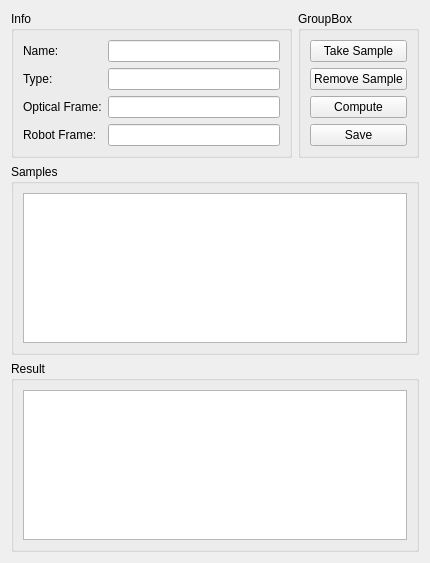
Before: the Qt Designer form rqt_easy_handeye/resource/rqt_handeye.ui in IFL-CAMP/easy_handeye, drawn with Qt 5.
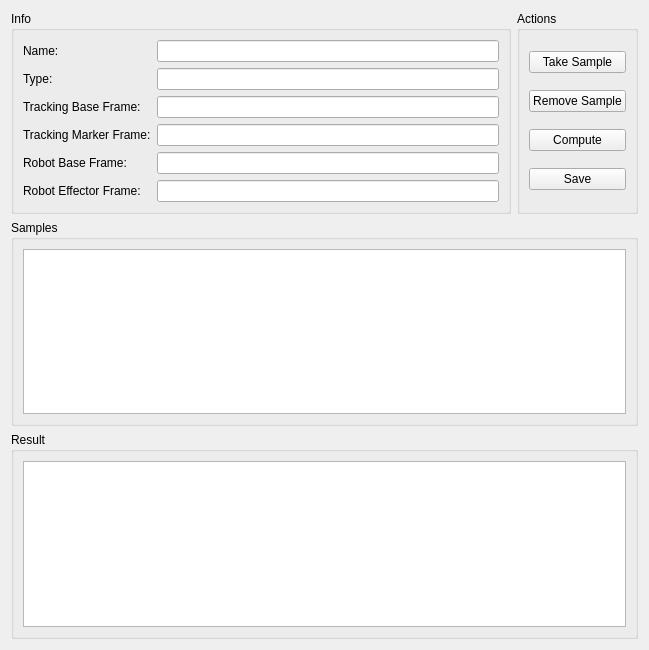
After: the same form once the commit is applied.

Commit message: Renamed reference frames for better coherence

```diff
--- a/rqt_easy_handeye/resource/rqt_handeye.ui
+++ b/rqt_easy_handeye/resource/rqt_handeye.ui
@@ -6,8 +6,8 @@
    <rect>
     <x>0</x>
     <y>0</y>
-    <width>430</width>
-    <height>563</height>
+    <width>649</width>
+    <height>650</height>
    </rect>
   </property>
   <property name="windowTitle">
@@ -22,45 +22,65 @@
         <string>Info</string>
        </property>
        <layout class="QFormLayout" name="formLayout">
-        <item row="0" column="0">
+        <item row="1" column="0">
          <widget class="QLabel" name="label">
           <property name="text">
            <string>Name:</string>
           </property>
          </widget>
         </item>
-        <item row="0" column="1">
-         <widget class="QLineEdit" name="calibNameLineEdit"/>
-        </item>
-        <item row="1" column="0">
+        <item row="3" column="0">
          <widget class="QLabel" name="label_2">
           <property name="text">
            <string>Type:</string>
           </property>
          </widget>
         </item>
+        <item row="5" column="0">
+         <widget class="QLabel" name="label_3">
+          <property name="text">
+           <string>Tracking Base Frame:</string>
+          </property>
+         </widget>
+        </item>
+        <item row="7" column="0">
+         <widget class="QLabel" name="trackingMarkerFrameLabel_2">
+          <property name="text">
+           <string>Tracking Marker Frame:</string>
+          </property>
+         </widget>
+        </item>
         <item row="1" column="1">
+         <widget class="QLineEdit" name="calibNameLineEdit"/>
+        </item>
+        <item row="3" column="1">
          <widget class="QLineEdit" name="calibTypeLineEdit"/>
         </item>
-        <item row="2" column="0">
-         <widget class="QLabel" name="label_3">
+        <item row="5" column="1">
+         <widget class="QLineEdit" name="trackingBaseFrameLineEdit"/>
+        </item>
+        <item row="7" column="1">
+         <widget class="QLineEdit" name="trackingMarkerFrameLineEdit"/>
+        </item>
+        <item row="8" column="0">
+         <widget class="QLabel" name="robotFrameLabel_3">
           <property name="text">
-           <string>Optical Frame:</string>
+           <string>Robot Base Frame:</string>
           </property>
          </widget>
         </item>
-        <item row="2" column="1">
-         <widget class="QLineEdit" name="opticalFrameLineEdit"/>
+        <item row="8" column="1">
+         <widget class="QLineEdit" name="robotBaseFrameLineEdit"/>
         </item>
-        <item row="3" column="0">
+        <item row="9" column="0">
          <widget class="QLabel" name="robotFrameLabel">
           <property name="text">
-           <string>Robot Frame:</string>
+           <string>Robot Effector Frame:</string>
           </property>
          </widget>
         </item>
-        <item row="3" column="1">
-         <widget class="QLineEdit" name="robotFrameLineEdit"/>
+        <item row="9" column="1">
+         <widget class="QLineEdit" name="robotEffectorFrameLineEdit"/>
         </item>
        </layout>
       </widget>
@@ -68,7 +88,7 @@
      <item>
       <widget class="QGroupBox" name="groupBox_3">
        <property name="title">
-        <string>GroupBox</string>
+        <string>Actions</string>
        </property>
        <layout class="QVBoxLayout" name="verticalLayout_2">
         <item>
```
The commit also changes 9 other files.
